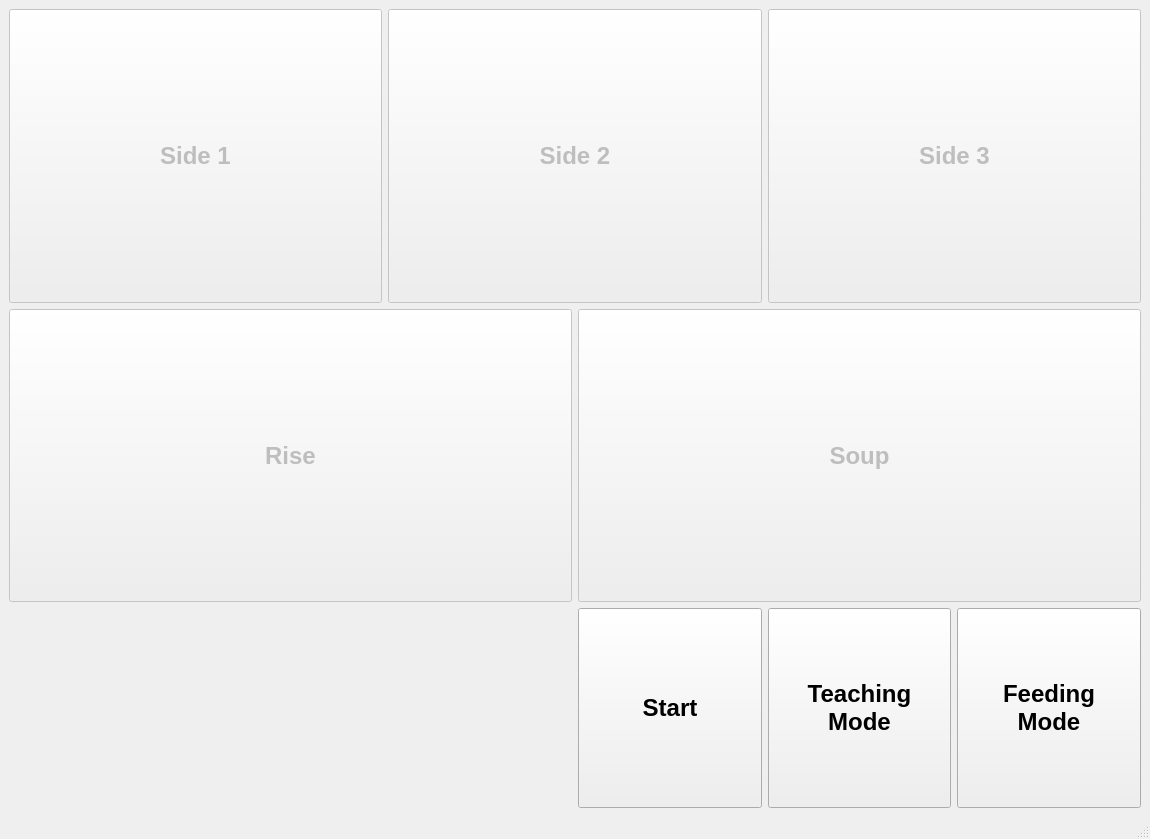
This is RobotControllerUI/OperateUI/operateui.ui in hajunsong/Controller as Qt 5 draws it before an edit. The edited form follows.
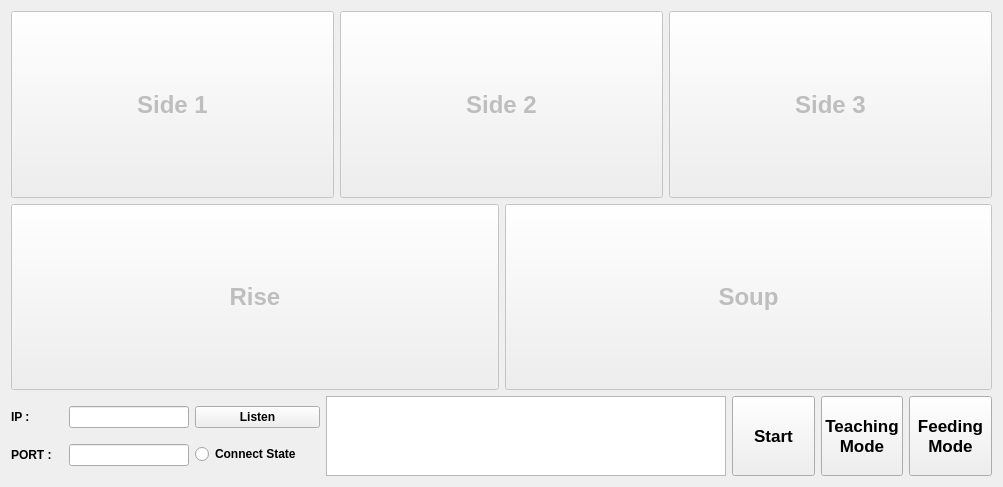
This is the edited form.

Commit message: operating UI 탭에 추가

What changed in the file:
```diff
--- a/RobotControllerUI/OperateUI/operateui.ui
+++ b/RobotControllerUI/OperateUI/operateui.ui
@@ -1,45 +1,236 @@
 <?xml version="1.0" encoding="UTF-8"?>
 <ui version="4.0">
  <class>OperateUI</class>
- <widget class="QMainWindow" name="OperateUI">
+ <widget class="QWidget" name="OperateUI">
   <property name="geometry">
    <rect>
     <x>0</x>
     <y>0</y>
-    <width>1150</width>
-    <height>839</height>
+    <width>1003</width>
+    <height>487</height>
    </rect>
   </property>
-  <property name="sizePolicy">
-   <sizepolicy hsizetype="Fixed" vsizetype="Fixed">
-    <horstretch>0</horstretch>
-    <verstretch>0</verstretch>
-   </sizepolicy>
-  </property>
-  <property name="minimumSize">
-   <size>
-    <width>1150</width>
-    <height>839</height>
-   </size>
-  </property>
-  <property name="maximumSize">
-   <size>
-    <width>1150</width>
-    <height>839</height>
-   </size>
-  </property>
   <property name="font">
    <font>
     <weight>75</weight>
     <bold>true</bold>
    </font>
   </property>
-  <property name="windowTitle">
-   <string>MainWindow</string>
-  </property>
-  <widget class="QWidget" name="centralwidget">
    <layout class="QGridLayout" name="gridLayout">
-    <item row="0" column="0" colspan="2">
+   <item row="1" column="0">
+    <layout class="QHBoxLayout" name="horizontalLayout_6">
+     <item>
+      <layout class="QVBoxLayout" name="verticalLayout_2">
+       <item>
+        <layout class="QHBoxLayout" name="horizontalLayout_4">
+         <item>
+          <widget class="QLabel" name="label">
+           <property name="sizePolicy">
+            <sizepolicy hsizetype="Maximum" vsizetype="Preferred">
+             <horstretch>0</horstretch>
+             <verstretch>0</verstretch>
+            </sizepolicy>
+           </property>
+           <property name="minimumSize">
+            <size>
+             <width>52</width>
+             <height>0</height>
+            </size>
+           </property>
+           <property name="maximumSize">
+            <size>
+             <width>52</width>
+             <height>16777215</height>
+            </size>
+           </property>
+           <property name="text">
+            <string>IP : </string>
+           </property>
+          </widget>
+         </item>
+         <item>
+          <widget class="QLineEdit" name="txtIP">
+           <property name="minimumSize">
+            <size>
+             <width>120</width>
+             <height>0</height>
+            </size>
+           </property>
+           <property name="maximumSize">
+            <size>
+             <width>120</width>
+             <height>16777215</height>
+            </size>
+           </property>
+          </widget>
+         </item>
+        </layout>
+       </item>
+       <item>
+        <layout class="QHBoxLayout" name="horizontalLayout_5">
+         <item>
+          <widget class="QLabel" name="label_2">
+           <property name="sizePolicy">
+            <sizepolicy hsizetype="Maximum" vsizetype="Preferred">
+             <horstretch>0</horstretch>
+             <verstretch>0</verstretch>
+            </sizepolicy>
+           </property>
+           <property name="maximumSize">
+            <size>
+             <width>52</width>
+             <height>16777215</height>
+            </size>
+           </property>
+           <property name="text">
+            <string>PORT : </string>
+           </property>
+          </widget>
+         </item>
+         <item>
+          <widget class="QLineEdit" name="txtPORT">
+           <property name="minimumSize">
+            <size>
+             <width>120</width>
+             <height>0</height>
+            </size>
+           </property>
+           <property name="maximumSize">
+            <size>
+             <width>120</width>
+             <height>16777215</height>
+            </size>
+           </property>
+          </widget>
+         </item>
+        </layout>
+       </item>
+      </layout>
+     </item>
+     <item>
+      <layout class="QVBoxLayout" name="verticalLayout_3">
+       <item>
+        <widget class="QPushButton" name="btnListen">
+         <property name="maximumSize">
+          <size>
+           <width>125</width>
+           <height>16777215</height>
+          </size>
+         </property>
+         <property name="text">
+          <string>Listen</string>
+         </property>
+        </widget>
+       </item>
+       <item>
+        <widget class="QRadioButton" name="rbConnectState">
+         <property name="maximumSize">
+          <size>
+           <width>125</width>
+           <height>16777215</height>
+          </size>
+         </property>
+         <property name="text">
+          <string>Connect State</string>
+         </property>
+        </widget>
+       </item>
+      </layout>
+     </item>
+    </layout>
+   </item>
+   <item row="1" column="1">
+    <widget class="QTextBrowser" name="txtLogMessage">
+     <property name="sizePolicy">
+      <sizepolicy hsizetype="Preferred" vsizetype="Preferred">
+       <horstretch>0</horstretch>
+       <verstretch>0</verstretch>
+      </sizepolicy>
+     </property>
+     <property name="minimumSize">
+      <size>
+       <width>400</width>
+       <height>80</height>
+      </size>
+     </property>
+     <property name="maximumSize">
+      <size>
+       <width>400</width>
+       <height>80</height>
+      </size>
+     </property>
+    </widget>
+   </item>
+   <item row="1" column="2">
+    <layout class="QHBoxLayout" name="horizontalLayout">
+     <property name="sizeConstraint">
+      <enum>QLayout::SetDefaultConstraint</enum>
+     </property>
+     <item>
+      <widget class="QPushButton" name="btnStart">
+       <property name="sizePolicy">
+        <sizepolicy hsizetype="Preferred" vsizetype="Preferred">
+         <horstretch>0</horstretch>
+         <verstretch>0</verstretch>
+        </sizepolicy>
+       </property>
+       <property name="font">
+        <font>
+         <pointsize>13</pointsize>
+         <weight>75</weight>
+         <bold>true</bold>
+        </font>
+       </property>
+       <property name="text">
+        <string>Start</string>
+       </property>
+      </widget>
+     </item>
+     <item>
+      <widget class="QPushButton" name="btnTeaching">
+       <property name="sizePolicy">
+        <sizepolicy hsizetype="Preferred" vsizetype="Preferred">
+         <horstretch>0</horstretch>
+         <verstretch>0</verstretch>
+        </sizepolicy>
+       </property>
+       <property name="font">
+        <font>
+         <pointsize>13</pointsize>
+         <weight>75</weight>
+         <bold>true</bold>
+        </font>
+       </property>
+       <property name="text">
+        <string>Teaching
+Mode</string>
+       </property>
+      </widget>
+     </item>
+     <item>
+      <widget class="QPushButton" name="btnFeeding">
+       <property name="sizePolicy">
+        <sizepolicy hsizetype="Preferred" vsizetype="Preferred">
+         <horstretch>0</horstretch>
+         <verstretch>0</verstretch>
+        </sizepolicy>
+       </property>
+       <property name="font">
+        <font>
+         <pointsize>13</pointsize>
+         <weight>75</weight>
+         <bold>true</bold>
+        </font>
+       </property>
+       <property name="text">
+        <string>Feeding
+Mode</string>
+       </property>
+      </widget>
+     </item>
+    </layout>
+   </item>
+   <item row="0" column="0" colspan="3">
      <layout class="QVBoxLayout" name="verticalLayout">
       <item>
        <layout class="QHBoxLayout" name="horizontalLayout_3">
@@ -72,7 +263,7 @@
            <bool>false</bool>
           </property>
           <property name="sizePolicy">
-           <sizepolicy hsizetype="Minimum" vsizetype="Expanding">
+          <sizepolicy hsizetype="Minimum" vsizetype="Preferred">
             <horstretch>0</horstretch>
             <verstretch>0</verstretch>
            </sizepolicy>
@@ -95,7 +286,7 @@
            <bool>false</bool>
           </property>
           <property name="sizePolicy">
-           <sizepolicy hsizetype="Minimum" vsizetype="Expanding">
+          <sizepolicy hsizetype="Minimum" vsizetype="Preferred">
             <horstretch>0</horstretch>
             <verstretch>0</verstretch>
            </sizepolicy>
@@ -145,7 +336,7 @@
            <bool>false</bool>
           </property>
           <property name="sizePolicy">
-           <sizepolicy hsizetype="Minimum" vsizetype="Expanding">
+          <sizepolicy hsizetype="Minimum" vsizetype="Preferred">
             <horstretch>0</horstretch>
             <verstretch>0</verstretch>
            </sizepolicy>
@@ -166,140 +357,7 @@
       </item>
      </layout>
     </item>
-    <item row="1" column="0">
-     <spacer name="horizontalSpacer">
-      <property name="orientation">
-       <enum>Qt::Horizontal</enum>
-      </property>
-      <property name="sizeType">
-       <enum>QSizePolicy::Preferred</enum>
-      </property>
-      <property name="sizeHint" stdset="0">
-       <size>
-        <width>500</width>
-        <height>20</height>
-       </size>
-      </property>
-     </spacer>
-    </item>
-    <item row="1" column="1">
-     <layout class="QHBoxLayout" name="horizontalLayout">
-      <property name="sizeConstraint">
-       <enum>QLayout::SetDefaultConstraint</enum>
-      </property>
-      <item>
-       <widget class="QPushButton" name="btnStart">
-        <property name="sizePolicy">
-         <sizepolicy hsizetype="Preferred" vsizetype="Minimum">
-          <horstretch>0</horstretch>
-          <verstretch>0</verstretch>
-         </sizepolicy>
-        </property>
-        <property name="minimumSize">
-         <size>
-          <width>0</width>
-          <height>200</height>
-         </size>
-        </property>
-        <property name="maximumSize">
-         <size>
-          <width>200</width>
-          <height>200</height>
-         </size>
-        </property>
-        <property name="font">
-         <font>
-          <pointsize>18</pointsize>
-          <weight>75</weight>
-          <bold>true</bold>
-         </font>
-        </property>
-        <property name="text">
-         <string>Start</string>
-        </property>
-       </widget>
-      </item>
-      <item>
-       <widget class="QPushButton" name="btnTeaching">
-        <property name="sizePolicy">
-         <sizepolicy hsizetype="Preferred" vsizetype="Minimum">
-          <horstretch>0</horstretch>
-          <verstretch>0</verstretch>
-         </sizepolicy>
-        </property>
-        <property name="minimumSize">
-         <size>
-          <width>0</width>
-          <height>200</height>
-         </size>
-        </property>
-        <property name="maximumSize">
-         <size>
-          <width>200</width>
-          <height>200</height>
-         </size>
-        </property>
-        <property name="font">
-         <font>
-          <pointsize>18</pointsize>
-          <weight>75</weight>
-          <bold>true</bold>
-         </font>
-        </property>
-        <property name="text">
-         <string>Teaching
-Mode</string>
-        </property>
-       </widget>
-      </item>
-      <item>
-       <widget class="QPushButton" name="btnFeeding">
-        <property name="sizePolicy">
-         <sizepolicy hsizetype="Preferred" vsizetype="Minimum">
-          <horstretch>0</horstretch>
-          <verstretch>0</verstretch>
-         </sizepolicy>
-        </property>
-        <property name="minimumSize">
-         <size>
-          <width>0</width>
-          <height>200</height>
-         </size>
-        </property>
-        <property name="maximumSize">
-         <size>
-          <width>200</width>
-          <height>200</height>
-         </size>
-        </property>
-        <property name="font">
-         <font>
-          <pointsize>18</pointsize>
-          <weight>75</weight>
-          <bold>true</bold>
-         </font>
-        </property>
-        <property name="text">
-         <string>Feeding
-Mode</string>
-        </property>
-       </widget>
-      </item>
-     </layout>
-    </item>
-   </layout>
-  </widget>
-  <widget class="QMenuBar" name="menubar">
-   <property name="geometry">
-    <rect>
-     <x>0</x>
-     <y>0</y>
-     <width>1150</width>
-     <height>22</height>
-    </rect>
-   </property>
-  </widget>
-  <widget class="QStatusBar" name="statusbar"/>
+  </layout>
  </widget>
  <resources/>
  <connections/>
```
Lines whose indentation alone changed are shown as unchanged. The commit also changes 5 other files.
